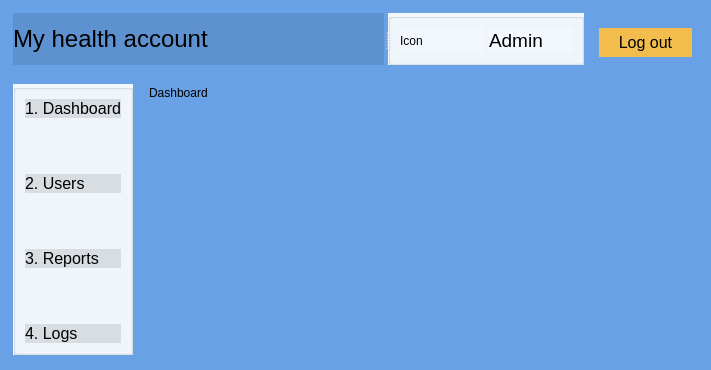
Before: the Qt Designer form adminmain.ui in Darijan444/COV-19-Desktop_App, drawn with Qt 5.
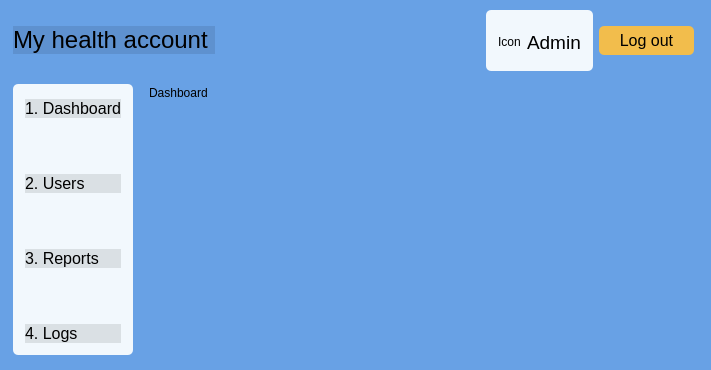
After: the same form once the commit is applied.

The edit to the form file:
```diff
--- a/adminmain.ui
+++ b/adminmain.ui
@@ -37,7 +37,10 @@
     </rect>
    </property>
    <property name="styleSheet">
-    <string notr="true">background-color: rgb(242, 248, 253)</string>
+    <string notr="true">QGroupBox { 
+     border-radius: 5px; 
+	background-color: rgb(242, 248, 253);
+ }</string>
    </property>
    <property name="title">
     <string/>
@@ -193,54 +196,17 @@
     <string>Dashboard</string>
    </property>
   </widget>
-  <widget class="QPushButton" name="pushButtonLogout">
-   <property name="geometry">
-    <rect>
-     <x>599</x>
-     <y>28</y>
-     <width>93</width>
-     <height>29</height>
-    </rect>
-   </property>
-   <property name="styleSheet">
-    <string notr="true">QPushButton {
-
-    background-color: rgb(242, 189, 76); 
-
-    border: none; 
-
-    color: rgb(0, 0, 0); 
-
-    font: 16px;
-
-} 
-
-QPushButton:hover { 
-
-    background-color: rgb(245, 149, 66); 
-
-    border: none; 
-
-    color: rgb(0, 43, 255); 
-
-}</string>
-   </property>
-   <property name="text">
-    <string>Log out</string>
-   </property>
-  </widget>
-  <widget class="QSplitter" name="splitter">
+  <widget class="QWidget" name="layoutWidget">
    <property name="geometry">
     <rect>
      <x>13</x>
-     <y>13</y>
-     <width>571</width>
-     <height>52</height>
+     <y>10</y>
+     <width>681</width>
+     <height>61</height>
     </rect>
    </property>
-   <property name="orientation">
-    <enum>Qt::Horizontal</enum>
-   </property>
+   <layout class="QHBoxLayout" name="horizontalLayout">
+    <item>
    <widget class="QPushButton" name="pushButtonMyHealthAccount">
     <property name="styleSheet">
      <string notr="true">QPushButton {
@@ -257,24 +223,43 @@
      <string>My health account </string>
     </property>
    </widget>
+    </item>
+    <item>
+     <spacer name="horizontalSpacer">
+      <property name="orientation">
+       <enum>Qt::Horizontal</enum>
+      </property>
+      <property name="sizeHint" stdset="0">
+       <size>
+        <width>188</width>
+        <height>20</height>
+       </size>
+      </property>
+     </spacer>
+    </item>
+    <item>
    <widget class="QGroupBox" name="groupBox_6">
     <property name="styleSheet">
-     <string notr="true">background-color: rgb(242, 248, 253)</string>
+       <string notr="true">QGroupBox { 
+     border-radius: 5px; 
+	background-color: rgb(242, 248, 253);
+ } </string>
     </property>
     <property name="title">
      <string/>
     </property>
-    <layout class="QHBoxLayout" name="horizontalLayout_2">
-     <item>
-      <layout class="QHBoxLayout" name="horizontalLayout">
-       <item>
+      <layout class="QGridLayout" name="gridLayout_2">
+       <item row="0" column="0">
         <widget class="QLabel" name="labelAdmin">
+         <property name="styleSheet">
+          <string notr="true">background-color: rgb(242, 248, 253,0)</string>
+         </property>
          <property name="text">
           <string>Icon</string>
          </property>
         </widget>
        </item>
-       <item>
+       <item row="0" column="1">
         <widget class="QLabel" name="label_17">
          <property name="font">
           <font>
@@ -285,7 +270,8 @@
           </font>
          </property>
          <property name="styleSheet">
-          <string notr="true">font: 14pt &quot;.AppleSystemUIFont&quot;;</string>
+          <string notr="true">font: 14pt &quot;.AppleSystemUIFont&quot;;
+background-color: rgb(242, 248, 253,0)</string>
          </property>
          <property name="text">
           <string>Admin</string>
@@ -293,9 +279,33 @@
         </widget>
        </item>
       </layout>
-     </item>
-    </layout>
-   </widget>
+     </widget>
+    </item>
+    <item>
+     <widget class="QPushButton" name="pushButtonLogout">
+      <property name="styleSheet">
+       <string notr="true">QPushButton {
+    background-color: rgb(242, 189, 76); 
+    border: none;
+     border-radius: 5px; 
+    color: rgb(0, 0, 0); 
+    font: 16px;
+    padding: 5 20px;
+} 
+
+QPushButton:hover { 
+    background-color: rgb(245, 149, 66); 
+    border: none; 
+    border-radius: 5px; 
+    color: rgb(0, 43, 255); 
+}</string>
+      </property>
+      <property name="text">
+       <string>Log out</string>
+      </property>
+     </widget>
+    </item>
+   </layout>
   </widget>
  </widget>
  <resources/>
```
Lines whose indentation alone changed are shown as unchanged.
